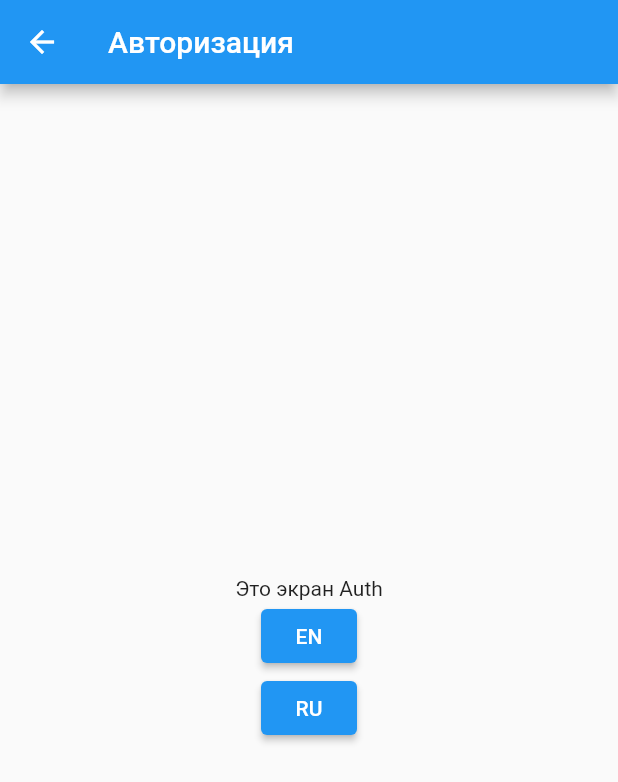
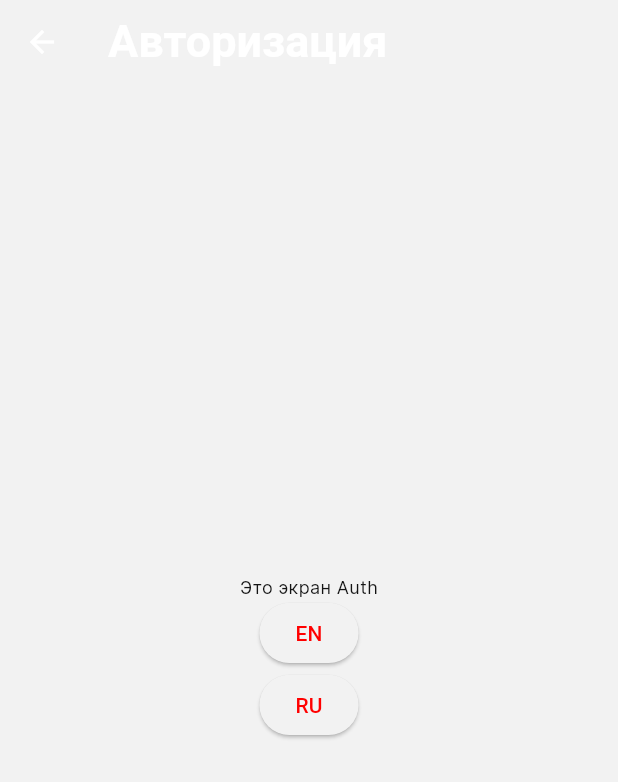
Before and after one commit to dadrum/flutter_project_template, a Flutter app: the AuthScreen screen opened directly, after a tap on "RU", on a phone screen of 412 x 824 dp. Shown: the top 782 px of the screen. Run offline on Flutter 3.47's test engine with Material 2 defaults, Android fonts, the phone set to English and light mode, and no system bars; our stand-ins replace dio, flutter_bloc, flutter_native_splash, freezed_annotation; missing offline and left inert: dep_gen; generated files the repository leaves out were written again.

Commit message:
dynamic theme

```diff
--- a/lib/main.dart
+++ b/lib/main.dart
@@ -62,7 +62,7 @@ class Application extends StatelessWidget {
       title: Strings.appName,
       initialRoute: TopRoute.routeSplash,
       routes: TopRoute.routes(),
-      theme: Theme.of(context),
+      theme: DynamicTheme.themeOf(context),
       localizationsDelegates: AppLocalizations.localizationsDelegates,
       supportedLocales: AppLocalizations.supportedLocales,
       locale: LocaleProvider.of(context)!.locale,
```
